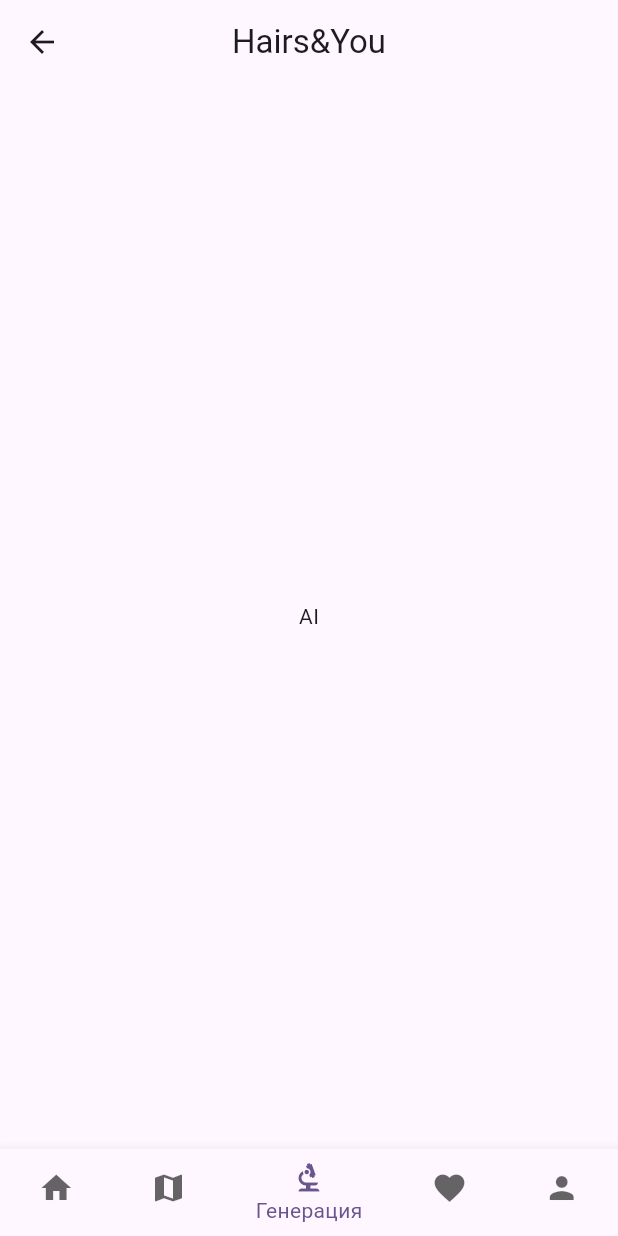
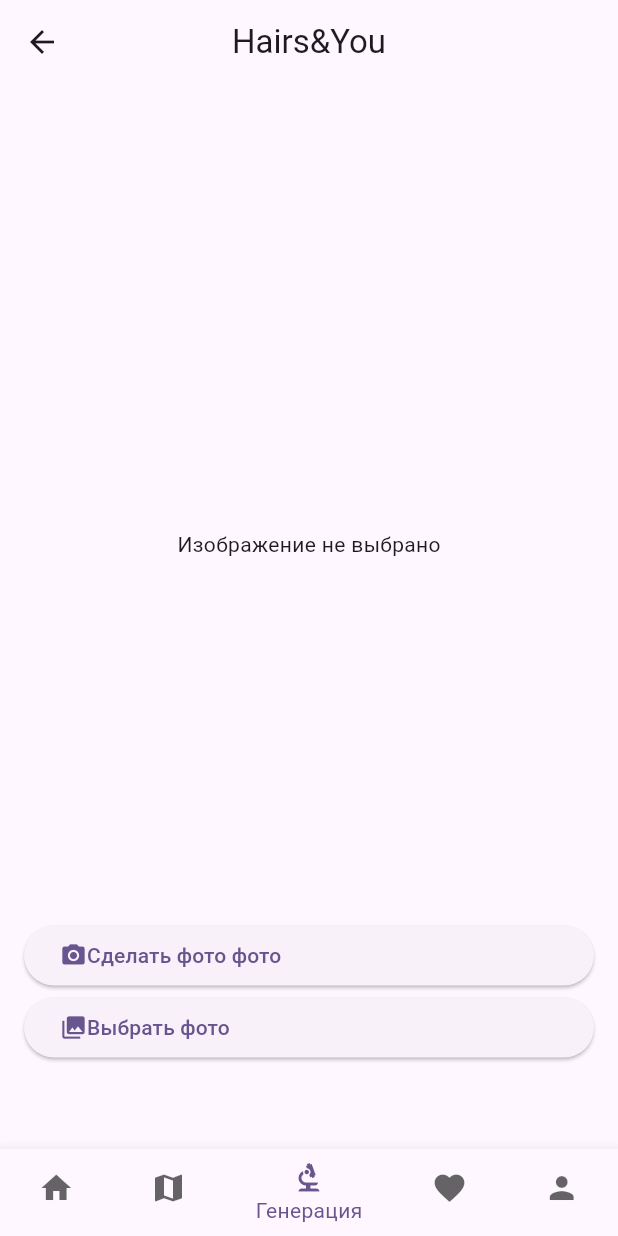
Before and after one commit to OLEJOJEK23/Hairs-You, a Flutter app: the AIScreen screen opened by its route, on a phone screen of 412 x 824 dp. Run offline on Flutter 3.47's test engine with Material 3 defaults, Android fonts, the phone set to English and light mode, and no system bars; our stand-ins replace auto_route, firebase_auth, firebase_core, google_sign_in, image_picker, intl_phone_number_input and 1 more; accounts and stored records are empty.

Commit message:
набросок экрана AI

```diff
--- a/lib/features/AIScreen/view/AI.dart
+++ b/lib/features/AIScreen/view/AI.dart
@@ -1,5 +1,7 @@
+import 'dart:io';
 import 'package:auto_route/annotations.dart';
 import 'package:flutter/material.dart';
+import 'package:image_picker/image_picker.dart';
 
 @RoutePage()
 class AIScreen extends StatefulWidget {
@@ -11,6 +13,8 @@ class AIScreen extends StatefulWidget {
 }
 
 class _AIScreenState extends State<AIScreen> {
+  File? _image;
+  final _picker = ImagePicker();
 
 
   @override
@@ -18,12 +22,66 @@ class _AIScreenState extends State<AIScreen> {
     super.initState();
   }
 
+
+  void pickImage() async{
+    final pickedImage = await _picker.pickImage(source: ImageSource.gallery);
+    if(pickedImage != null){
+      setState(() {
+        _image = File(pickedImage.path);
+      });
+    }
+  }
+
+  void makeImage() async{
+    final pickedImage = await _picker.pickImage(source: ImageSource.camera);
+    if(pickedImage != null){
+      setState(() {
+        _image = File(pickedImage.path);
+      });
+    }
+  }
+
   @override
   Widget build(BuildContext context) {
-    return  const  Scaffold(
-        body: SafeArea(
+    return  Scaffold(
+        body: Padding(
+            padding: const EdgeInsets.all(16),
             child: Center(
-                child:   Text("AI"))
+              child: Column(
+                mainAxisAlignment: MainAxisAlignment.center,
+                children: [
+                  SizedBox(
+                      width: double.infinity,
+                      height: 500,
+                      child: _image == null?
+                      const Center(child: Text("Изображение не выбрано"))
+                          :Image.file(_image!)
+                  ),
+                  ElevatedButton(
+                      onPressed: () {
+                        makeImage();
+                      },
+                      child: const Row(
+                        children: [
+                          Icon(Icons.camera_alt),
+                          Text("Сделать фото фото")
+                        ],
+                      )
+                  ),
+                  ElevatedButton(
+                      onPressed: () {
+                        pickImage();
+                      },
+                      child: const Row(
+                        children: [
+                          Icon(Icons.photo_library),
+                          Text("Выбрать фото")
+                        ],
+                      )
+                  ),
+                ],
+              ),
+            )
         )
     );
   }
--- a/pubspec.yaml
+++ b/pubspec.yaml
@@ -41,6 +41,7 @@ dependencies:
   firebase_auth: ^5.5.1
   google_sign_in: ^6.2.2
   auto_route: ^9.3.0+1
+  image_picker: ^1.1.2
 
 
 dev_dependencies:
```
Also changed, not shown: lib/features/MapScreen/view/Map.dart (+8 -5 lines), pubspec.lock.
